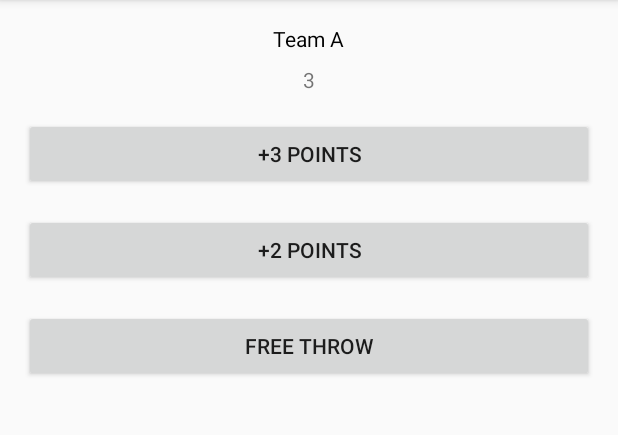
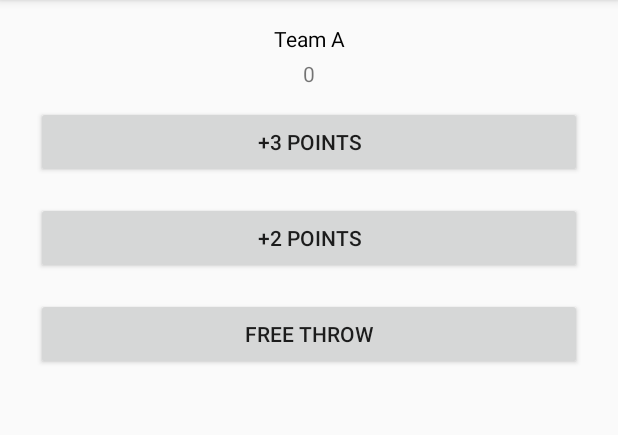
Before and after one commit to mikkamax/CourtCounter, an Android app: the screen it shows after launch (MainActivity), on a phone screen of 412 x 824 dp, the part 84-519 px from its top. Run offline under Robolectric (Android 15) with nearby library versions, the phone set to English and light mode, and no system bars.

Commit message:
Add functionality for the buttons

```diff
--- a/app/src/main/res/layout/activity_main.xml
+++ b/app/src/main/res/layout/activity_main.xml
@@ -9,44 +9,45 @@
     tools:context=".MainActivity">
 
     <TextView
-        android:layout_width="wrap_content"
+        android:layout_width="match_parent"
         android:layout_height="wrap_content"
         android:text="Team A"
-        android:layout_marginBottom="8dp"
-        android:layout_gravity="center"
+        android:layout_marginBottom="4dp"
+        android:gravity="center_horizontal"
         android:textColor="@android:color/black"
         />
 
     <TextView
-        android:layout_width="wrap_content"
+        android:id="@+id/team_a_score"
+        android:layout_width="match_parent"
         android:layout_height="wrap_content"
-        android:text="3"
-        android:layout_marginBottom="16dp"
-        android:layout_gravity="center"
+        android:text="0"
+        android:layout_marginBottom="4dp"
+        android:gravity="center_horizontal"
         />
 
     <Button
         android:layout_width="match_parent"
         android:layout_height="wrap_content"
         android:text="+3 points"
-        android:layout_marginBottom="16dp"
-        android:textAllCaps="true"
+        android:layout_margin="8dp"
+        android:onClick="Plus3TeamA"
         />
 
     <Button
         android:layout_width="match_parent"
         android:layout_height="wrap_content"
         android:text="+2 points"
-        android:layout_marginBottom="16dp"
-        android:textAllCaps="true"
+        android:layout_margin="8dp"
+        android:onClick="Plus2TeamA"
         />
 
     <Button
         android:layout_width="match_parent"
         android:layout_height="wrap_content"
         android:text="Free Throw"
-        android:layout_marginBottom="16dp"
-        android:textAllCaps="true"
+        android:layout_margin="8dp"
+        android:onClick="Plus1TeamA"
         />
 
 </LinearLayout>
```
Also changed, not shown: app/src/main/java/com/mike/courtcounter/MainActivity.java (+23 -0 lines).
